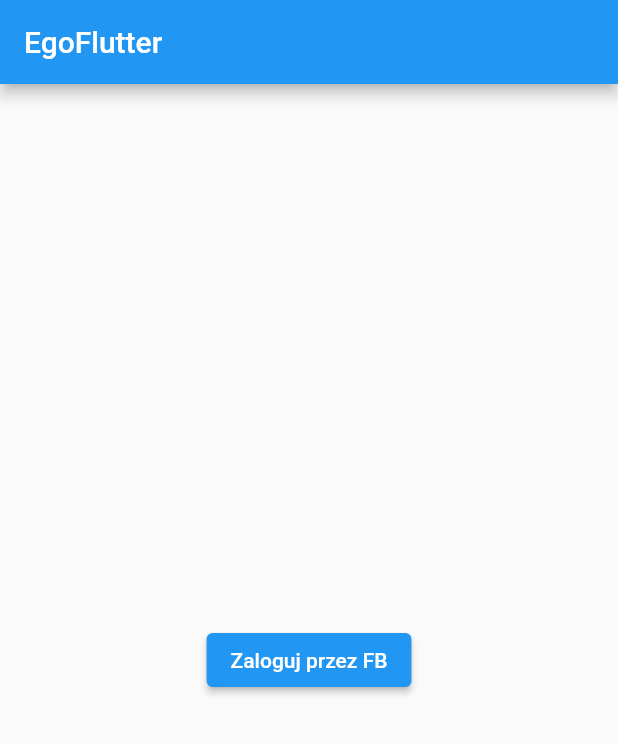
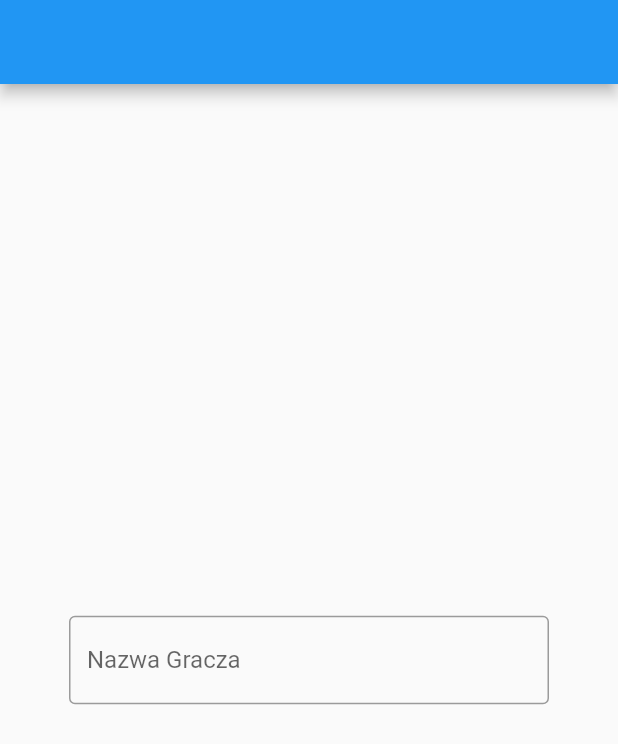
Before and after one commit to dkinvoker/EgoFlutter, a Flutter app: the screen it shows after launch, on a phone screen of 412 x 824 dp. Shown: the top 744 px of the screen. Run offline on Flutter 3.47's test engine with Material 2 defaults, Android fonts, the phone set to English and light mode, and no system bars.

Commit message:
navigation frame

```diff
--- /dev/null
+++ b/lib/addons/data_stack.dart
@@ -0,0 +1,25 @@
+import 'dart:collection';
+
+class DataStack<T> {
+  final _queue = Queue<T>();
+
+  void push(T element) {
+    _queue.addLast(element);
+  }
+
+  T pop() {
+    final T lastElement = _queue.last;
+    _queue.removeLast();
+    return lastElement;
+  }
+
+  T peek() {
+    return _queue.last;
+  }
+
+  void clear() {
+    _queue.clear();
+  }
+
+  bool get isEmpty => _queue.isEmpty;
+}
--- a/lib/globals.dart
+++ b/lib/globals.dart
@@ -1,7 +1,7 @@
-import 'package:flutter_facebook_auth/flutter_facebook_auth.dart';
+import 'package:ego_flutter/widgets/navigation_frame/navigation_stream.dart';
 
 class Globals {
-  static AccessToken? facebookToken;
+  static String playerName = "";
 
-  static bool get isLogged => Globals.facebookToken != null;
+  static NavigationStream mainNagigation = NavigationStream();
 }
--- a/lib/main.dart
+++ b/lib/main.dart
@@ -1,10 +1,11 @@
-import 'package:ego_flutter/facebook/facebook_utils.dart';
-import 'package:ego_flutter/widgets/main_frame/main_frame.dart';
+import 'package:ego_flutter/globals.dart';
+import 'package:ego_flutter/widgets/main_frame/login_page.dart';
+import 'package:ego_flutter/widgets/navigation_frame/navigation_frame.dart';
 import 'package:flutter/material.dart';
 
 void main() {
-  FacebookUtils.initFacebook();
   runApp(MyApp());
+  Globals.mainNagigation.push(LoginPage());
 }
 
 class MyApp extends StatelessWidget {
@@ -16,7 +17,12 @@ class MyApp extends StatelessWidget {
       theme: ThemeData(
         primarySwatch: Colors.blue,
       ),
-      home: MainFrame(),
+      home: Scaffold(
+        appBar: AppBar(),
+        body: NavigationFrame(
+          navigationStream: Globals.mainNagigation,
+        ),
+      ),
     );
   }
 }
--- /dev/null
+++ b/lib/widgets/main_frame/login_page.dart
@@ -0,0 +1,10 @@
+import 'package:ego_flutter/widgets/main_frame/login_page_state.dart';
+import 'package:flutter/cupertino.dart';
+
+class LoginPage extends StatefulWidget {
+
+  const LoginPage({Key? key}) : super(key: key);
+
+  @override
+  LoginPageState createState() => LoginPageState();
+}
--- /dev/null
+++ b/lib/widgets/main_frame/login_page_state.dart
@@ -0,0 +1,25 @@
+import 'package:ego_flutter/widgets/main_frame/login_page.dart';
+import 'package:flutter/cupertino.dart';
+import 'package:flutter/material.dart';
+
+class LoginPageState extends State<LoginPage> {
+  @override
+  Widget build(BuildContext context) {
+    return Center(
+      child:  Column(
+        mainAxisAlignment: MainAxisAlignment.center,
+        children: [
+          SizedBox(
+            width: 320,
+            child: TextField(
+              decoration: InputDecoration(
+                border: OutlineInputBorder(),
+                labelText: "Nazwa Gracza",
+              ),
+            )
+          ),
+        ],
+      )
+    );
+  }
+}
--- a/lib/widgets/main_frame/main_frame.dart
+++ /dev/null
@@ -1,12 +0,0 @@
-import 'package:ego_flutter/widgets/main_frame/main_frame_state.dart';
-import 'package:flutter/cupertino.dart';
-
-class MainFrame extends StatefulWidget {
-
-  final String title = "EgoFlutter";
-
-  const MainFrame({Key? key}) : super(key: key);
-
-  @override
-  MainFrameState createState() => MainFrameState();
-}
--- a/lib/widgets/main_frame/main_frame_state.dart
+++ /dev/null
@@ -1,17 +0,0 @@
-import 'package:ego_flutter/widgets/facebook/facebook_login_button.dart';
-import 'package:ego_flutter/widgets/main_frame/main_frame.dart';
-import 'package:flutter/cupertino.dart';
-import 'package:flutter/material.dart';
-
-class MainFrameState extends State<MainFrame> {
-  @override
-  Widget build(BuildContext context) {
-    return Scaffold(
-        appBar: AppBar(
-          title: Text(widget.title),
-        ),
-        body: Center(
-          child: FacebookLoginButton()
-        ));
-  }
-}
--- /dev/null
+++ b/lib/widgets/navigation_frame/navigation_command.dart
@@ -0,0 +1,11 @@
+abstract class NavigationCommand {
+
+}
+
+class GoBackCommand extends NavigationCommand {
+
+}
+
+class ClearNavigationStackCommand extends NavigationCommand {
+
+}
--- /dev/null
+++ b/lib/widgets/navigation_frame/navigation_frame.dart
@@ -0,0 +1,63 @@
+import 'package:ego_flutter/addons/data_stack.dart';
+import 'package:ego_flutter/widgets/navigation_frame/navigation_command.dart';
+import 'package:flutter/cupertino.dart';
+import 'navigation_stream.dart';
+
+class NavigationFrame extends StatefulWidget {
+  final NavigationStream navigationStream;
+
+  NavigationFrame({Key? key, required this.navigationStream}) : super(key: key);
+
+  @override
+  _NavigationFrameState createState() => _NavigationFrameState();
+}
+
+class _NavigationFrameState extends State<NavigationFrame> {
+  final DataStack<Widget> _navigationStack = DataStack<Widget>();
+
+  @override
+  void initState() {
+    super.initState();
+    this.widget.navigationStream.rawStream.listen((event) {
+      if (event is Widget) {
+        setState(() {
+          this._navigationStack.push(event);
+        });
+      }
+      else if (event is NavigationCommand) {
+        _executeCommand(event);
+      }
+      else {
+        throw Exception("Navigation stream contains invalid object!");
+      }
+    });
+  }
+
+  void _executeCommand(NavigationCommand command) {
+    if (command is GoBackCommand)
+      this.goBack();
+    else if (command is ClearNavigationStackCommand)
+      this.clearNavigationStack();
+    else
+      throw UnimplementedError("Support for $command was is not supported");
+  }
+
+  void goBack() {
+    setState(() {
+      this._navigationStack.pop();
+    });
+  }
+
+  void clearNavigationStack() {
+    setState(() {
+      this._navigationStack.clear();
+    });
+  }
+
+  @override
+  Widget build(BuildContext context) {
+    return Container(
+      child: _navigationStack.isEmpty ? Container() : _navigationStack.peek(),
+    );
+  }
+}
--- /dev/null
+++ b/lib/widgets/navigation_frame/navigation_stream.dart
@@ -0,0 +1,30 @@
+import 'dart:async';
+
+import 'package:ego_flutter/widgets/navigation_frame/navigation_command.dart';
+import 'package:flutter/cupertino.dart';
+
+class NavigationStream {
+  final StreamController<dynamic> _streamController =
+      StreamController<dynamic>();
+
+  NavigationStream();
+
+  void push(Widget navigationTarget) {
+    _streamController.add(navigationTarget);
+  }
+
+  void goBack() {
+    _streamController.add(GoBackCommand());
+  }
+
+  void clearNavigationStack() {
+    _streamController.add(ClearNavigationStackCommand());
+  }
+
+  void set(Widget navigationTarget) {
+    this.clearNavigationStack();
+    this.push(navigationTarget);
+  }
+
+  Stream<dynamic> get rawStream => this._streamController.stream;
+}
--- a/pubspec.yaml
+++ b/pubspec.yaml
@@ -28,7 +28,6 @@ dependencies:
   # The following adds the Cupertino Icons font to your application.
   # Use with the CupertinoIcons class for iOS style icons.
   cupertino_icons: ^1.0.2
-  flutter_facebook_auth: ^3.5.1
 
 dev_dependencies:
   flutter_test:
```
Also changed, not shown: lib/facebook/facebook_utils.dart (deleted, +0 -14 lines), lib/widgets/facebook/facebook_login_button.dart (deleted, +0 -39 lines), pubspec.lock.
